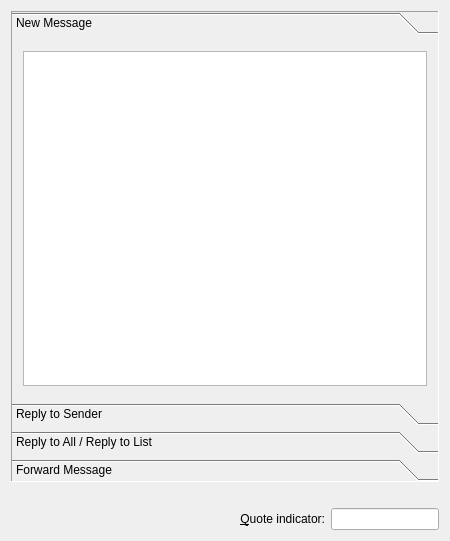
First picture: the form in kmail/ui/templatesconfiguration_base.ui, repository chusopr/kdepim-ktimetracker-akonadi, before the edit.
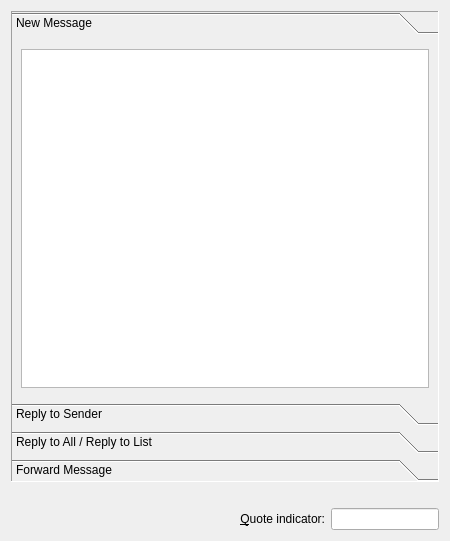
Second picture: the form after the edit. Custom widgets are drawn as their Qt base class.

Patch:
```diff
--- a/kmail/ui/templatesconfiguration_base.ui
+++ b/kmail/ui/templatesconfiguration_base.ui
@@ -282,7 +282,6 @@
    </item>
   </layout>
  </widget>
- <layoutdefault spacing="6" margin="11" />
  <customwidgets>
   <customwidget>
    <class>KLineEdit</class>
```
